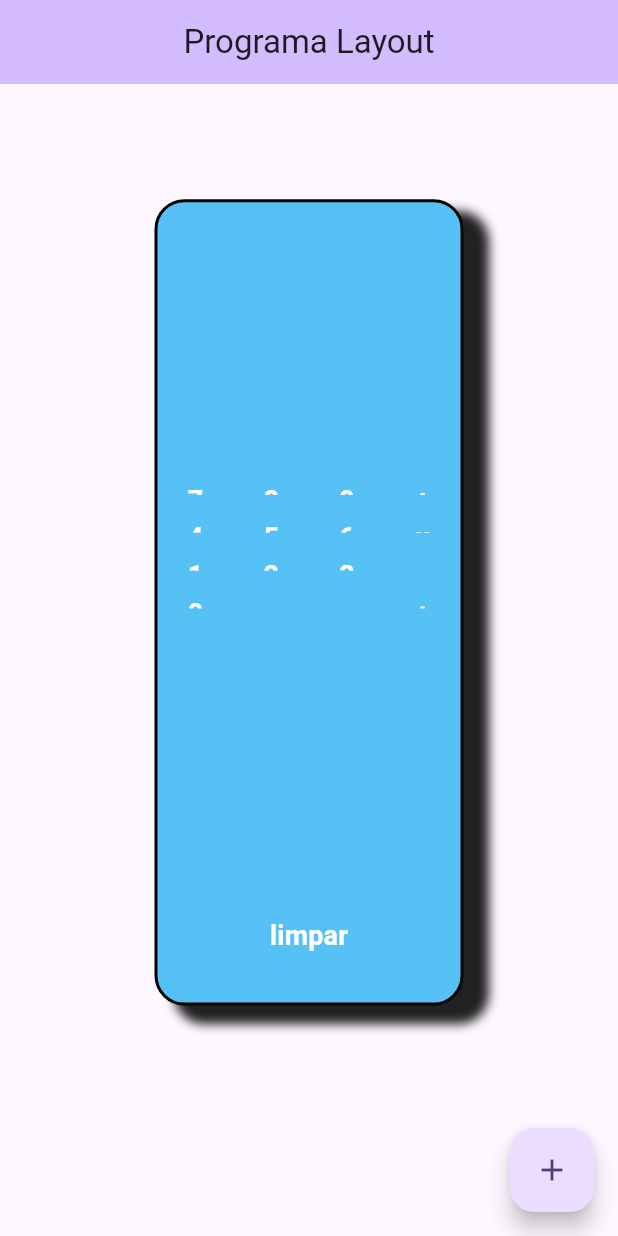
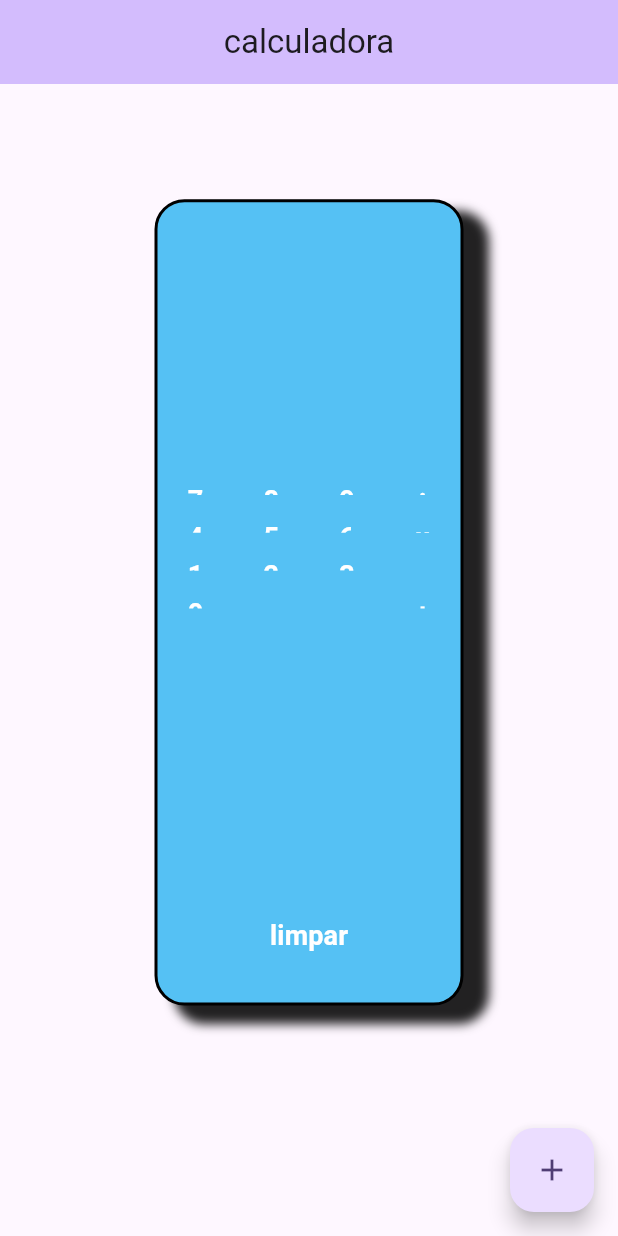
Before and after one commit to bia-batista/my-calculadora, a Flutter app: the screen it shows after launch, on a phone screen of 412 x 824 dp. Run offline on Flutter 3.47's test engine with Material 3 defaults, Android fonts, the phone set to English and light mode, and no system bars; missing offline and left inert: expressions.

Commit message:
calculadora

```diff
--- a/lib/main.dart
+++ b/lib/main.dart
@@ -19,7 +19,7 @@ class App extends StatelessWidget {
         colorScheme: ColorScheme.fromSeed(seedColor: Colors.deepPurple),
         useMaterial3: true,
       ),
-      home: const HomePage(title: 'Programa Layout'),
+      home: const HomePage(title: 'calculadora'),
     );
   }
 }
```
